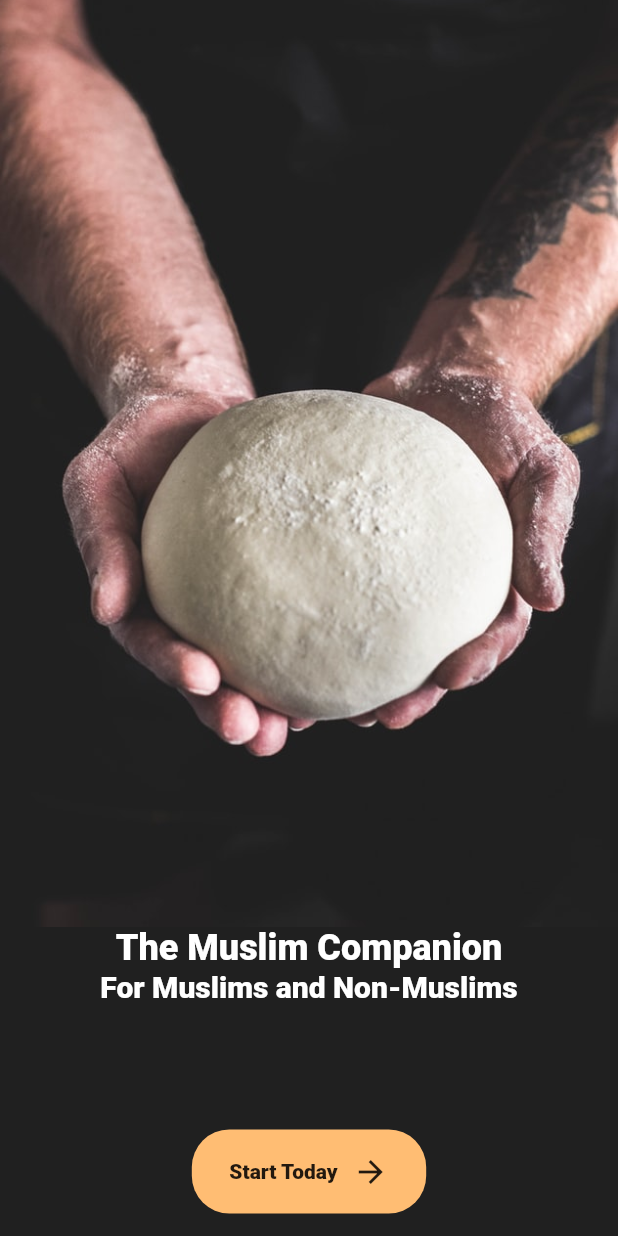
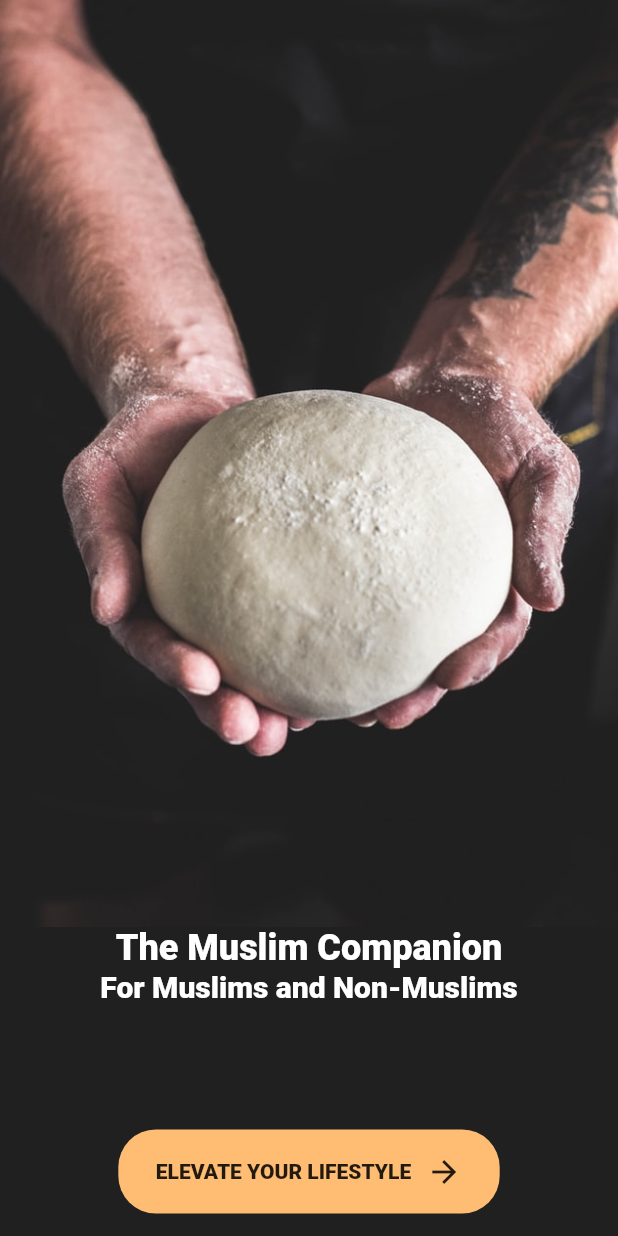
Before and after one commit to JAAMRI/TMC_flutter_app, a Flutter app: the screen it shows after launch, on a phone screen of 412 x 824 dp. Run offline on Flutter 3.47's test engine with Material 2 defaults, Android fonts, the phone set to English and light mode, and no system bars.

Commit message:
elevate your lifestyle button text added

```diff
--- a/lib/main.dart
+++ b/lib/main.dart
@@ -75,7 +75,7 @@ class WelcomeScreen extends StatelessWidget {
                     child: Row(
                       children: <Widget>[
                         Text(
-                          "Start Today",
+                          "ELEVATE YOUR LIFESTYLE",
                           style: TextStyle(fontWeight: FontWeight.bold),
                         ),
                         SizedBox(
```
